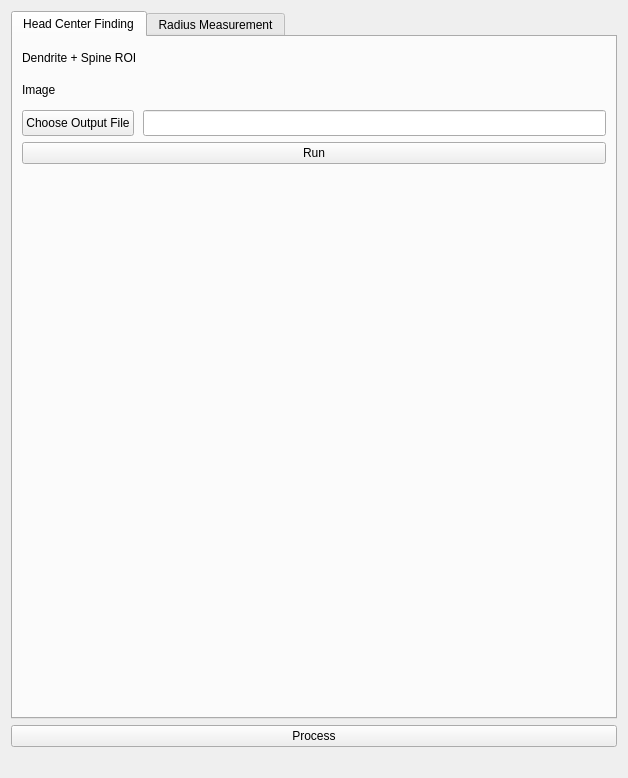
Before: the Qt Designer form mainformdsb.ui in AlexanderJCS/dsb-plugin, drawn with Qt 5.
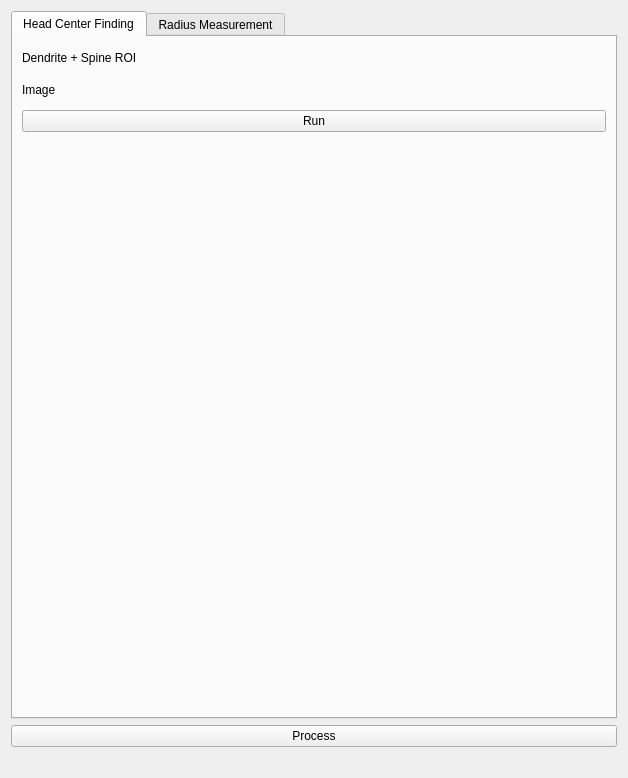
After: the same form once the commit is applied. The open tabs and pages were chosen to show the change. Custom widgets are drawn as their Qt base class.

Commit message: remove output csv stuff

Patch:
```diff
--- a/mainformdsb.ui
+++ b/mainformdsb.ui
@@ -89,35 +89,6 @@
            </property>
           </widget>
          </item>
-         <item row="3" column="0">
-          <widget class="QPushButton" name="btn_preprocessing_output">
-           <property name="sizePolicy">
-            <sizepolicy hsizetype="Minimum" vsizetype="Fixed">
-             <horstretch>0</horstretch>
-             <verstretch>0</verstretch>
-            </sizepolicy>
-           </property>
-           <property name="minimumSize">
-            <size>
-             <width>0</width>
-             <height>26</height>
-            </size>
-           </property>
-           <property name="text">
-            <string>Choose Output File</string>
-           </property>
-          </widget>
-         </item>
-         <item row="3" column="1">
-          <widget class="QLineEdit" name="line_preprocessing_output_path">
-           <property name="minimumSize">
-            <size>
-             <width>0</width>
-             <height>26</height>
-            </size>
-           </property>
-          </widget>
-         </item>
          <item row="1" column="0">
           <widget class="QLabel" name="label">
            <property name="text">
```
The commit also changes 3 other files.
